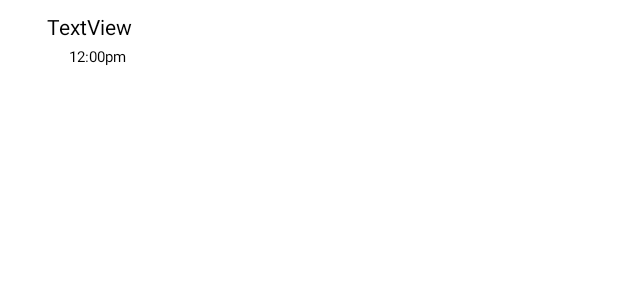
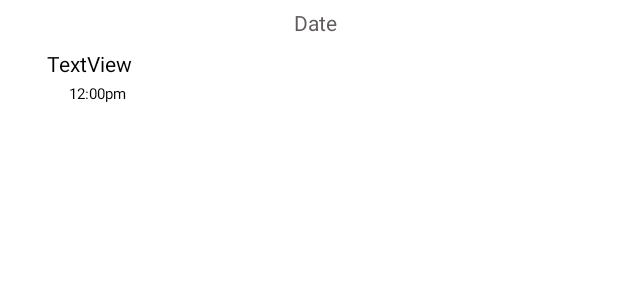
Before and after one commit to Adithya-R-Iyer/Chatting_App_MAD-MiniProject, an Android app: the layout sample_receiver.xml on its own in the app's theme, with its tools: preview values and no code run, on a phone screen of 412 x 824 dp. Shown: the top 300 px of the screen. Run offline under Robolectric (Android 15) with nearby library versions, the phone set to English and light mode, and no system bars.

Commit message:
Added Feature that displays Date ...the messages was sent -> There is a Bug

```diff
--- a/app/src/main/java/com/example/whatsapp/ChatDetailActivity.java
+++ b/app/src/main/java/com/example/whatsapp/ChatDetailActivity.java
@@ -17,6 +17,7 @@ import android.widget.Toast;
 
 import com.example.whatsapp.Adapters.ChatAdapter;
 import com.example.whatsapp.Models.MessagesModel;
+
 import com.example.whatsapp.databinding.ActivityChatDetailBinding;
 import com.google.android.gms.tasks.OnSuccessListener;
 import com.google.firebase.auth.FirebaseAuth;
--- a/app/src/main/res/layout/sample_receiver.xml
+++ b/app/src/main/res/layout/sample_receiver.xml
@@ -1,9 +1,29 @@
 <?xml version="1.0" encoding="utf-8"?>
-<androidx.constraintlayout.widget.ConstraintLayout xmlns:android="http://schemas.android.com/apk/res/android"
+<RelativeLayout xmlns:android="http://schemas.android.com/apk/res/android"
     xmlns:app="http://schemas.android.com/apk/res-auto"
     xmlns:tools="http://schemas.android.com/tools"
     android:layout_width="wrap_content"
+    android:layout_height="wrap_content">
+
+    <TextView
+        android:id="@+id/etDate"
+        android:layout_width="wrap_content"
         android:layout_height="wrap_content"
+        android:layout_alignParentStart="true"
+        android:layout_alignParentEnd="true"
+        android:layout_marginStart="147dp"
+        android:layout_marginTop="5dp"
+        android:layout_marginEnd="139dp"
+        android:hint="Date"
+        android:textAlignment="center"
+        android:textColor="#000000"
+        android:textColorHint="#615C5C"
+        />
+
+    <androidx.constraintlayout.widget.ConstraintLayout
+        android:layout_width="wrap_content"
+        android:layout_height="wrap_content"
+        android:layout_below="@id/etDate"
         android:layout_marginStart="5dp"
         android:layout_marginLeft="5dp"
         android:layout_marginTop="4dp"
@@ -51,3 +71,5 @@
             android:orientation="vertical"
             app:layout_constraintGuide_begin="16dp" />
     </androidx.constraintlayout.widget.ConstraintLayout>
+
+</RelativeLayout>
```
Also changed, not shown: app/src/main/java/com/example/whatsapp/Adapters/ChatAdapter.java (+78 -6 lines), app/src/main/res/layout/sample_sender.xml (+18 -2 lines). Lines whose indentation alone changed are shown as unchanged.
